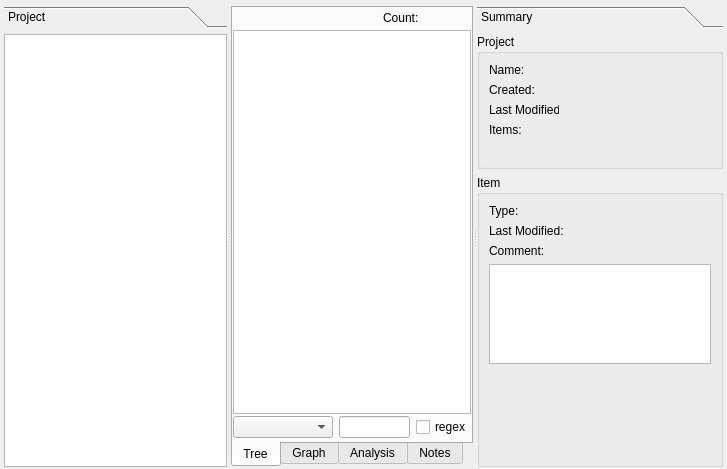
First picture: the form in sub3suite/src/project/Project.ui, repository 3nock/OTE, before the edit.
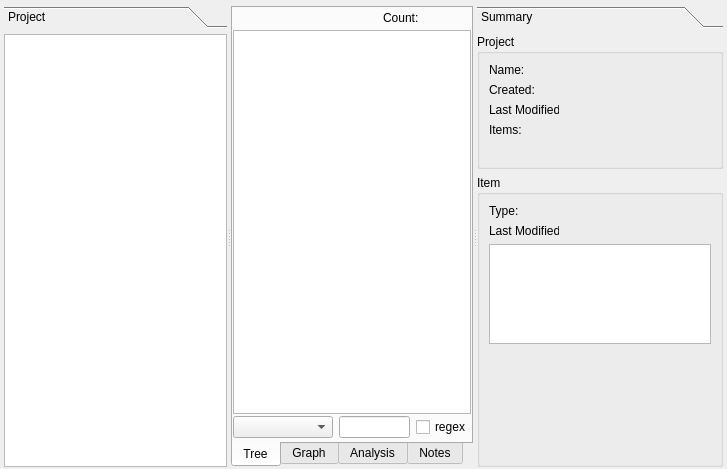
Second picture: the form after the edit.

```diff
--- a/sub3suite/src/project/Project.ui
+++ b/sub3suite/src/project/Project.ui
@@ -531,6 +531,12 @@
                  <height>0</height>
                 </size>
                </property>
+               <property name="maximumSize">
+                <size>
+                 <width>70</width>
+                 <height>16777215</height>
+                </size>
+               </property>
                <property name="text">
                 <string>Type:</string>
                </property>
@@ -549,6 +555,12 @@
             <layout class="QHBoxLayout" name="horizontalLayout_6">
              <item>
               <widget class="QLabel" name="label_7">
+               <property name="maximumSize">
+                <size>
+                 <width>70</width>
+                 <height>16777215</height>
+                </size>
+               </property>
                <property name="text">
                 <string>Last Modified:</string>
                </property>
@@ -563,13 +575,6 @@
              </item>
             </layout>
            </item>
-           <item>
-            <widget class="QLabel" name="label_8">
-             <property name="text">
-              <string>Comment:</string>
-             </property>
-            </widget>
-           </item>
            <item>
             <widget class="QPlainTextEdit" name="plainTextEdit_item_comment">
              <property name="minimumSize">
@@ -586,7 +591,7 @@
              </property>
              <property name="font">
               <font>
-               <italic>true</italic>
+               <italic>false</italic>
               </font>
              </property>
             </widget>
```
